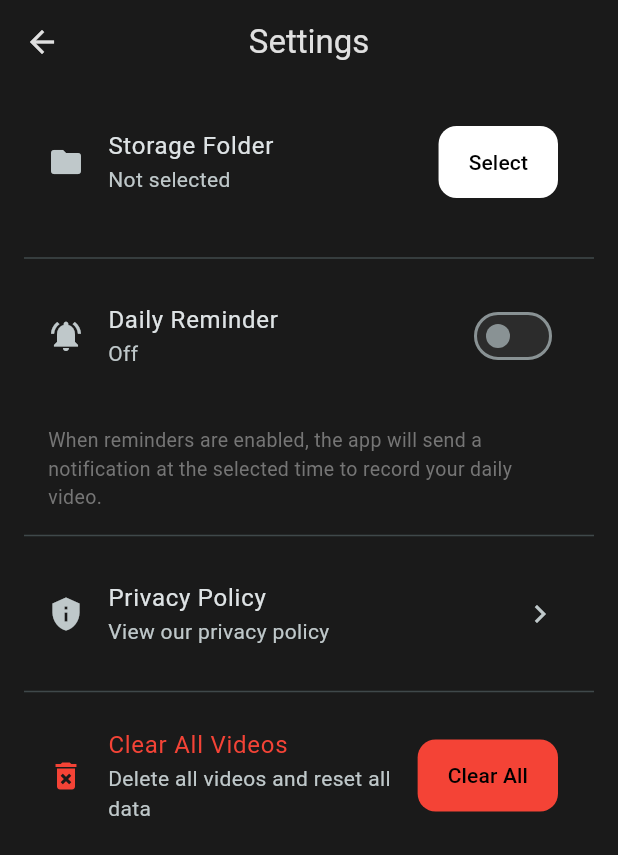
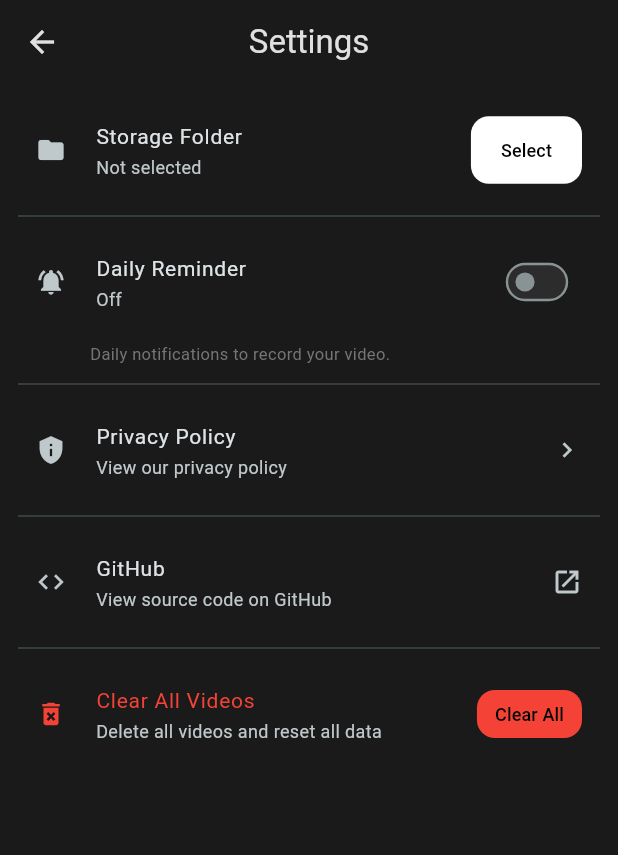
Before and after one commit to kargalar/video_diary, a Flutter app: the SettingsPage screen opened by its route, on a phone screen of 412 x 824 dp. Shown: the top 855 px of the screen. Run offline on Flutter 3.47's test engine with Material 3 defaults, Android fonts, the light colour scheme and no system bars; our stand-ins replace camera, flutter_local_notifications, flutter_slidable, flutter_timezone, hive_flutter, in_app_review and 6 more; missing offline and left inert: file_selector, video_thumbnail; accounts and stored records are empty.

Commit message:
Open Source

```diff
--- a/lib/features/diary/view/widgets/bottom_action_buttons.dart
+++ b/lib/features/diary/view/widgets/bottom_action_buttons.dart
@@ -4,6 +4,7 @@ import 'package:provider/provider.dart';
 
 import '../../viewmodel/diary_view_model.dart';
 import '../../../settings/view/settings_page.dart';
+import '../../../settings/viewmodel/settings_view_model.dart';
 import '../recording_page.dart';
 import 'video_edit_bottom_sheet.dart';
 import '../../../../services/video_review_service.dart';
@@ -111,6 +112,42 @@ class BottomActionButtons extends StatelessWidget {
                     await vm.setMoodsForEntry(entryPath, moods.cast());
                   }
 
+                  // Show notification prompt if this is the first video
+                  if (context.mounted) {
+                    final settingsVm = context.read<SettingsViewModel>();
+                    if (!settingsVm.state.hasShownNotificationPrompt) {
+                      // Mark prompt as shown
+                      final newSettings = settingsVm.state.copyWith(hasShownNotificationPrompt: true);
+                      await settingsVm.repo.save(newSettings);
+                      settingsVm.loadSettings();
+
+                      // Show dialog
+                      // ignore: use_build_context_synchronously
+                      if (context.mounted) {
+                        final wantNotifications = await showDialog<bool>(
+                          context: context,
+                          builder: (context) => AlertDialog(
+                            title: const Text('Daily Reminders'),
+                            content: const Text('Would you like to receive daily reminders to record your video?'),
+                            actions: [
+                              TextButton(onPressed: () => Navigator.pop(context, false), child: const Text('Not Now')),
+                              TextButton(
+                                onPressed: () => Navigator.pop(context, true),
+                                style: TextButton.styleFrom(foregroundColor: Colors.blue),
+                                child: const Text('Enable'),
+                              ),
+                            ],
+                          ),
+                        );
+
+                        if (wantNotifications == true && context.mounted) {
+                          // Navigate to settings page
+                          Navigator.of(context).pushNamed(SettingsPage.route);
+                        }
+                      }
+                    }
+                  }
+
                   // Video başarıyla kaydedildi, review servisi çağrılır
                   // ignore: use_build_context_synchronously
                   if (context.mounted) {
--- a/lib/features/settings/model/settings.dart
+++ b/lib/features/settings/model/settings.dart
@@ -4,14 +4,22 @@ class SettingsModel {
   final int reminderMinute; // 0-59
   final bool reminderEnabled; // whether daily reminder is enabled
   final bool landscape; // preferred orientation for recording
+  final bool hasShownNotificationPrompt; // whether first video notification prompt has been shown
 
-  const SettingsModel({required this.storageDirectory, required this.reminderHour, required this.reminderMinute, required this.reminderEnabled, required this.landscape});
+  const SettingsModel({required this.storageDirectory, required this.reminderHour, required this.reminderMinute, required this.reminderEnabled, required this.landscape, this.hasShownNotificationPrompt = false});
 
-  SettingsModel copyWith({String? storageDirectory, int? reminderHour, int? reminderMinute, bool? reminderEnabled, bool? landscape}) {
-    return SettingsModel(storageDirectory: storageDirectory ?? this.storageDirectory, reminderHour: reminderHour ?? this.reminderHour, reminderMinute: reminderMinute ?? this.reminderMinute, reminderEnabled: reminderEnabled ?? this.reminderEnabled, landscape: landscape ?? this.landscape);
+  SettingsModel copyWith({String? storageDirectory, int? reminderHour, int? reminderMinute, bool? reminderEnabled, bool? landscape, bool? hasShownNotificationPrompt}) {
+    return SettingsModel(
+      storageDirectory: storageDirectory ?? this.storageDirectory,
+      reminderHour: reminderHour ?? this.reminderHour,
+      reminderMinute: reminderMinute ?? this.reminderMinute,
+      reminderEnabled: reminderEnabled ?? this.reminderEnabled,
+      landscape: landscape ?? this.landscape,
+      hasShownNotificationPrompt: hasShownNotificationPrompt ?? this.hasShownNotificationPrompt,
+    );
   }
 
-  Map<String, dynamic> toJson() => {'storageDirectory': storageDirectory, 'reminderHour': reminderHour, 'reminderMinute': reminderMinute, 'reminderEnabled': reminderEnabled, 'landscape': landscape};
+  Map<String, dynamic> toJson() => {'storageDirectory': storageDirectory, 'reminderHour': reminderHour, 'reminderMinute': reminderMinute, 'reminderEnabled': reminderEnabled, 'landscape': landscape, 'hasShownNotificationPrompt': hasShownNotificationPrompt};
 
   factory SettingsModel.fromJson(Map<String, dynamic> json) => SettingsModel(
     storageDirectory: json['storageDirectory'] as String?,
@@ -19,7 +27,8 @@ class SettingsModel {
     reminderMinute: (json['reminderMinute'] as num?)?.toInt() ?? 0,
     reminderEnabled: json['reminderEnabled'] as bool? ?? false,
     landscape: json['landscape'] as bool? ?? true,
+    hasShownNotificationPrompt: json['hasShownNotificationPrompt'] as bool? ?? false,
   );
 
-  static const def = SettingsModel(storageDirectory: null, reminderHour: 20, reminderMinute: 0, reminderEnabled: false, landscape: true);
+  static const def = SettingsModel(storageDirectory: null, reminderHour: 20, reminderMinute: 0, reminderEnabled: false, landscape: true, hasShownNotificationPrompt: false);
 }
--- a/lib/features/settings/view/settings_page.dart
+++ b/lib/features/settings/view/settings_page.dart
@@ -1,6 +1,7 @@
 import 'package:flutter/material.dart';
 import 'package:flutter/foundation.dart' show kDebugMode;
 import 'package:provider/provider.dart';
+import 'package:url_launcher/url_launcher.dart';
 
 import '../viewmodel/settings_view_model.dart';
 import '../../diary/viewmodel/diary_view_model.dart';
@@ -21,26 +22,34 @@ class SettingsPage extends StatelessWidget {
     return Scaffold(
       appBar: AppBar(title: const Text('Settings')),
       body: ListView(
-        padding: const EdgeInsets.all(16),
+        padding: const EdgeInsets.symmetric(horizontal: 12, vertical: 8),
         children: [
           ListTile(
-            leading: const Icon(Icons.folder),
-            title: const Text('Storage Folder'),
-            subtitle: Text(state.storageDirectory ?? 'Not selected'),
-            trailing: ElevatedButton(onPressed: vm.pickDirectory, child: const Text('Select')),
+            dense: true,
+            contentPadding: const EdgeInsets.symmetric(horizontal: 12, vertical: 4),
+            leading: const Icon(Icons.folder, size: 20),
+            title: const Text('Storage Folder', style: TextStyle(fontSize: 14)),
+            subtitle: Text(state.storageDirectory ?? 'Not selected', style: const TextStyle(fontSize: 12)),
+            trailing: ElevatedButton(
+              onPressed: vm.pickDirectory,
+              child: const Text('Select', style: TextStyle(fontSize: 12)),
             ),
-          const SizedBox(height: 12),
-          const Divider(height: 32),
+          ),
+          const Divider(height: 16, indent: 0, endIndent: 0),
           // Reminder Section
           ListTile(
-            leading: const Icon(Icons.notifications_active),
-            title: const Text('Daily Reminder'),
-            subtitle: state.reminderEnabled ? Text('Every day at ${timeOfDay.format(context)}') : const Text('Off'),
+            dense: true,
+            contentPadding: const EdgeInsets.symmetric(horizontal: 12, vertical: 4),
+            leading: const Icon(Icons.notifications_active, size: 20),
+            title: const Text('Daily Reminder', style: TextStyle(fontSize: 14)),
+            subtitle: state.reminderEnabled ? Text('Every day at ${timeOfDay.format(context)}', style: const TextStyle(fontSize: 12)) : const Text('Off', style: TextStyle(fontSize: 12)),
             trailing: Row(
               mainAxisSize: MainAxisSize.min,
               children: [
                 if (state.reminderEnabled) ...[
-                  ElevatedButton(
+                  SizedBox(
+                    height: 32,
+                    child: ElevatedButton(
                       onPressed: () async {
                         final picked = await showTimePicker(context: context, initialTime: timeOfDay);
                         if (picked != null) {
@@ -50,11 +59,15 @@ class SettingsPage extends StatelessWidget {
                           }
                         }
                       },
-                    child: Text(timeOfDay.format(context)),
+                      style: ElevatedButton.styleFrom(padding: const EdgeInsets.symmetric(horizontal: 8, vertical: 0)),
+                      child: Text(timeOfDay.format(context), style: const TextStyle(fontSize: 12)),
                     ),
-                  const SizedBox(width: 8),
+                  ),
+                  const SizedBox(width: 4),
                 ],
-                Switch(
+                Transform.scale(
+                  scale: 0.8,
+                  child: Switch(
                     value: state.reminderEnabled,
                     onChanged: (v) async {
                       final success = await vm.setReminderEnabled(v);
@@ -63,46 +76,69 @@ class SettingsPage extends StatelessWidget {
                       }
                     },
                   ),
+                ),
               ],
             ),
           ),
-          const SizedBox(height: 12),
-          const SizedBox(height: 12),
           Padding(
-            padding: const EdgeInsets.symmetric(horizontal: 16),
-            child: Text('When reminders are enabled, the app will send a notification at the selected time to record your daily video.', style: TextStyle(fontSize: 13, color: Colors.grey[600])),
+            padding: const EdgeInsets.only(left: 48, right: 12, top: 4, bottom: 4),
+            child: Text('Daily notifications to record your video.', style: TextStyle(fontSize: 11, color: Colors.grey[600])),
           ),
-          const Divider(height: 32),
+          const Divider(height: 16, indent: 0, endIndent: 0),
           // Debug Section
           if (kDebugMode)
             ListTile(
-              leading: const Icon(Icons.bug_report),
-              title: const Text('Debug'),
-              subtitle: const Text('Test notifications and diagnostics'),
-              trailing: const Icon(Icons.chevron_right),
+              dense: true,
+              contentPadding: const EdgeInsets.symmetric(horizontal: 12, vertical: 4),
+              leading: const Icon(Icons.bug_report, size: 20),
+              title: const Text('Debug', style: TextStyle(fontSize: 14)),
+              subtitle: const Text('Test notifications and diagnostics', style: TextStyle(fontSize: 12)),
+              trailing: const Icon(Icons.chevron_right, size: 20),
               onTap: () {
                 Navigator.of(context).pushNamed(DebugPage.route);
               },
             ),
-          if (kDebugMode) const Divider(height: 32),
+          if (kDebugMode) const Divider(height: 16, indent: 0, endIndent: 0),
           // Privacy Policy Section
           ListTile(
-            leading: const Icon(Icons.privacy_tip),
-            title: const Text('Privacy Policy'),
-            subtitle: const Text('View our privacy policy'),
-            trailing: const Icon(Icons.chevron_right),
+            dense: true,
+            contentPadding: const EdgeInsets.symmetric(horizontal: 12, vertical: 4),
+            leading: const Icon(Icons.privacy_tip, size: 20),
+            title: const Text('Privacy Policy', style: TextStyle(fontSize: 14)),
+            subtitle: const Text('View our privacy policy', style: TextStyle(fontSize: 12)),
+            trailing: const Icon(Icons.chevron_right, size: 20),
             onTap: () {
               Navigator.of(context).push(MaterialPageRoute(builder: (context) => const PrivacyPolicyWebViewPage()));
             },
           ),
-          const Divider(height: 32),
+          const Divider(height: 16, indent: 0, endIndent: 0),
+          // GitHub Section
+          ListTile(
+            dense: true,
+            contentPadding: const EdgeInsets.symmetric(horizontal: 12, vertical: 4),
+            leading: const Icon(Icons.code, size: 20),
+            title: const Text('GitHub', style: TextStyle(fontSize: 14)),
+            subtitle: const Text('View source code on GitHub', style: TextStyle(fontSize: 12)),
+            trailing: const Icon(Icons.open_in_new, size: 20),
+            onTap: () async {
+              final uri = Uri.parse('https://github.com/kargalar/video_diary');
+              if (await canLaunchUrl(uri)) {
+                await launchUrl(uri, mode: LaunchMode.externalApplication);
+              }
+            },
+          ),
+          const Divider(height: 16, indent: 0, endIndent: 0),
           // Clear All Videos Section
           ListTile(
-            leading: const Icon(Icons.delete_forever, color: Colors.red),
-            title: const Text('Clear All Videos', style: TextStyle(color: Colors.red)),
-            subtitle: const Text('Delete all videos and reset all data'),
-            trailing: ElevatedButton(
-              style: ElevatedButton.styleFrom(backgroundColor: Colors.red),
+            dense: true,
+            contentPadding: const EdgeInsets.symmetric(horizontal: 12, vertical: 4),
+            leading: const Icon(Icons.delete_forever, color: Colors.red, size: 20),
+            title: const Text('Clear All Videos', style: TextStyle(color: Colors.red, fontSize: 14)),
+            subtitle: const Text('Delete all videos and reset all data', style: TextStyle(fontSize: 12)),
+            trailing: SizedBox(
+              height: 32,
+              child: ElevatedButton(
+                style: ElevatedButton.styleFrom(backgroundColor: Colors.red, padding: const EdgeInsets.symmetric(horizontal: 12, vertical: 0)),
                 onPressed: () async {
                   final confirmed = await showDialog<bool>(
                     context: context,
@@ -126,7 +162,8 @@ class SettingsPage extends StatelessWidget {
                     }
                   }
                 },
-              child: const Text('Clear All'),
+                child: const Text('Clear All', style: TextStyle(fontSize: 12)),
+              ),
             ),
           ),
         ],
--- a/lib/features/settings/viewmodel/settings_view_model.dart
+++ b/lib/features/settings/viewmodel/settings_view_model.dart
@@ -13,8 +13,14 @@ class SettingsViewModel extends ChangeNotifier {
 
   SettingsModel _state = SettingsModel.def;
   SettingsModel get state => _state;
+  SettingsRepository get repo => _repo;
 
   Future<void> load() async {
+    _state = await _repo.load();
+    notifyListeners();
+  }
+
+  Future<void> loadSettings() async {
     _state = await _repo.load();
     notifyListeners();
   }
```
Also changed, not shown: 1 other file. Lines whose indentation alone changed are shown as unchanged.
